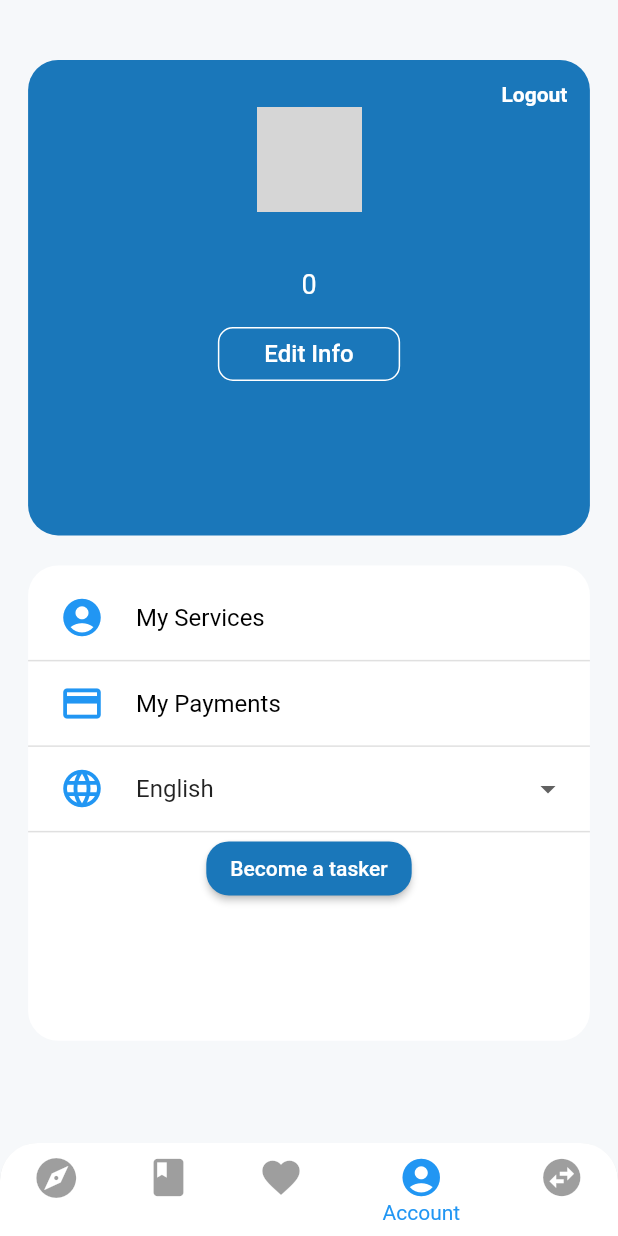
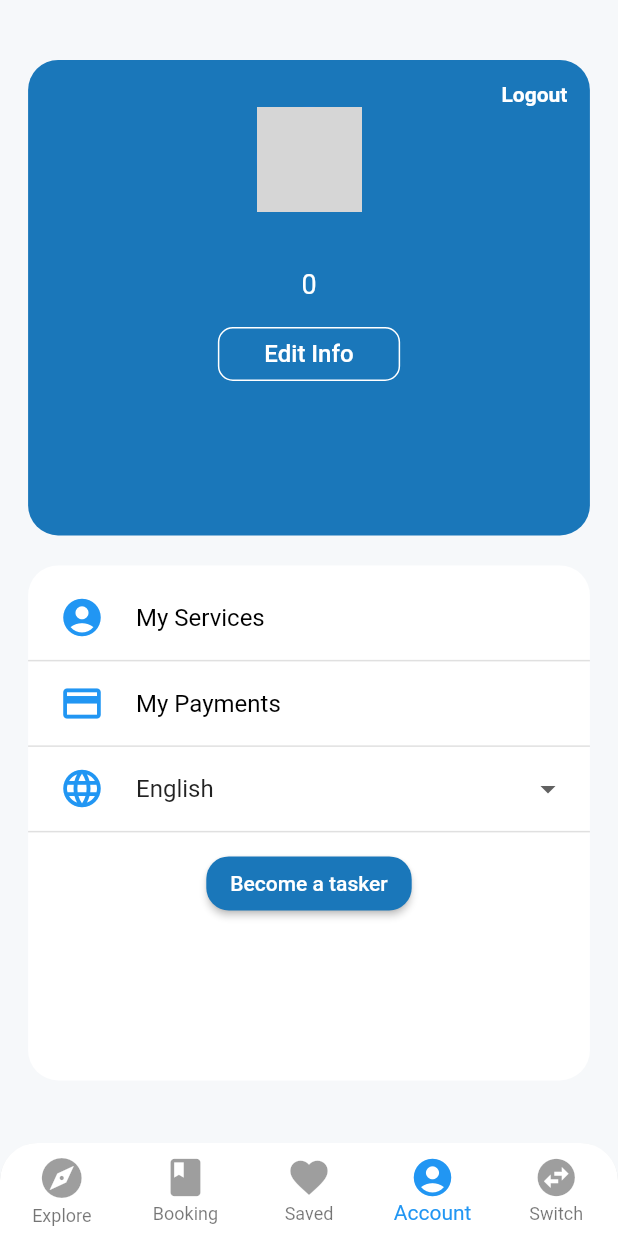
Before and after one commit to abdullah432/liderfacilities, a Flutter app: the screen it shows once a user with an empty profile is signed in, item 4 of the bottom bar chosen, on a phone screen of 412 x 824 dp. Run offline on Flutter 3.47's test engine with Material 2 defaults, Android fonts, the phone set to English and light mode, and no system bars; our stand-ins replace cloud_firestore, firebase_auth, firebase_storage, image_picker, shared_preferences; accounts and stored records are empty; network calls fail; grey boxes are pictures that could not be loaded.

Commit message:
fixing uploading.. issues

```diff
--- a/lib/main.dart
+++ b/lib/main.dart
@@ -3,7 +3,9 @@ import 'package:flutter_localizations/flutter_localizations.dart';
 import 'package:liderfacilites/models/auth_provider.dart';
 import 'package:liderfacilites/models/authentication.dart';
 import 'package:liderfacilites/models/setting.dart';
+import 'package:liderfacilites/screens/editInfo.dart';
 import 'package:liderfacilites/screens/rootpage.dart';
+import 'package:liderfacilites/screens/userhome/fourth_page.dart';
 
 import 'models/app_localization.dart';
 
@@ -11,23 +13,24 @@ void main() => runApp(MyApp());
 
 class MyApp extends StatefulWidget {
   static void setLocale(BuildContext context, Locale newLocale) async {
-      MyAppState state =
-           context.findAncestorStateOfType<MyAppState>();
+    MyAppState state = context.findAncestorStateOfType<MyAppState>();
     state.changeLanguage(newLocale);
   }
+
   @override
   State<StatefulWidget> createState() {
     return MyAppState();
   }
-
 }
 
 class MyAppState extends State<MyApp> {
   Setting setting = new Setting();
   Locale _locale;
+  bool callFromEditPage = false;
 
   changeLanguage(Locale locale) {
     setState(() {
+      callFromEditPage = true;
       _locale = locale;
     });
   }
@@ -38,24 +41,26 @@ class MyAppState extends State<MyApp> {
     super.initState();
   }
 
-  setLanguage() async{
+  setLanguage() async {
     String selectedLanguage = await setting.getLanguageFromSP();
-    if (selectedLanguage == 'English'){
+    if (selectedLanguage == 'English') {
       setState(() {
         _locale = Locale('en', 'EN');
       });
-      debugPrint('local: '+_locale.toString());
-    }else {
+      debugPrint('local: ' + _locale.toString());
+    } else {
       setState(() {
         _locale = Locale('pt', 'BR');
       });
-       debugPrint('local: '+_locale.toString());
+      debugPrint('local: ' + _locale.toString());
     }
   }
 
   @override
   Widget build(BuildContext context) {
-    return AuthProvider(auth: Auth(), child: MaterialApp(
+    return AuthProvider(
+        auth: Auth(),
+        child: MaterialApp(
           debugShowCheckedModeBanner: false,
           title: 'Lider Facilities',
           // List all of the app's supported locales here
@@ -94,7 +99,18 @@ class MyAppState extends State<MyApp> {
           },
           // locale: Locale('pt', 'BR'),
           locale: _locale,
-      home: RootPage(),
+          home: getPage(),
         ));
   }
+
+  getPage() {
+    if (callFromEditPage){
+      callFromEditPage = false;
+      return FourthPage();
     }
+    else {
+      return RootPage();
+    }
+  }
+
+}
--- a/lib/models/User.dart
+++ b/lib/models/User.dart
@@ -21,7 +21,7 @@ class User {
       : assert(map['name'] != null),
         assert(map['email'] != null),
         assert(map['phonenumber'] != null),
-        // assert(map['imageurl'] != null),
+        assert(map['istasker'] != null),
         _name = map['name'],
         _email = map['email'],
         _phonenumber = map['phonenumber'],
--- a/lib/models/setting.dart
+++ b/lib/models/setting.dart
@@ -14,6 +14,7 @@ class Setting {
     final pref = await SharedPreferences.getInstance();
     pref.setString('language', value);
     this.language = value;
+    debugPrint('after setting to SP');
   }
 
   Future<String> getLanguageFromSP() async{
--- a/lib/screens/editInfo.dart
+++ b/lib/screens/editInfo.dart
@@ -239,8 +239,9 @@ class EditInfoState extends State<EditInfo> {
       setState(() {
         progress = true;
       });
+      debugPrint('imageurl: '+_image.toString());
       //if image is null then we does not need below code
-      if (_image == null) {
+      if (_image != null) {
         //first uploadImageToStorage
         String filename = p.basename(_image.path);
         StorageReference fstorageRef =
@@ -248,12 +249,12 @@ class EditInfoState extends State<EditInfo> {
         StorageUploadTask uploadTask = fstorageRef.putFile(_image);
         StorageTaskSnapshot storageTaskSnapshot = await uploadTask.onComplete;
         String downloadUrl = await storageTaskSnapshot.ref.getDownloadURL();
-
+        debugPrint('downloadUrl: '+downloadUrl);
         try {
           db
-              .collection('users')
-              .document(user.uid)
-              .updateData({'imageurl': downloadUrl});
+            .collection('users')
+            .document(user.uid)
+            .updateData({'imageurl': downloadUrl});
         } catch (e) {
           print(e.toString());
         }
@@ -282,7 +283,7 @@ class EditInfoState extends State<EditInfo> {
 
   Future getImage() async {
     var image = await ImagePicker.pickImage(
-        source: ImageSource.gallery, imageQuality: 10);
+        source: ImageSource.gallery, imageQuality: 5);
     if (this.mounted) {
       setState(() {
         _image = image;
--- a/lib/screens/home.dart
+++ b/lib/screens/home.dart
@@ -2,7 +2,6 @@ import 'package:cloud_firestore/cloud_firestore.dart';
 import 'package:flutter/material.dart';
 import 'package:liderfacilites/models/User.dart';
 import 'package:liderfacilites/models/app_localization.dart';
-import 'package:liderfacilites/screens/splashscreen.dart';
 import 'package:liderfacilites/screens/userhome/first_page.dart';
 import 'package:liderfacilites/screens/userhome/second_page.dart';
 import 'package:liderfacilites/screens/userhome/third_page.dart';
@@ -47,7 +46,7 @@ class _HomePageState extends State<HomePage> {
 
   @override
   void initState() {
-    // loadCurrentUserData();
+    loadCurrentUserData();
     super.initState();
   }
 
@@ -55,16 +54,8 @@ class _HomePageState extends State<HomePage> {
   Widget build(BuildContext context) {
     debugPrint('homepage');
     debugPrint('uid' + useruid);
-    return Scaffold(
-        body: StreamBuilder(
-      stream:
-          Firestore.instance.collection('users').document(useruid).snapshots(),
-      builder: (context, snapshot) {
-        if (!snapshot.hasData){
-          return SplashScreen();
-        }
-        updateUserData(snapshot.data);
-        return Stack(children: <Widget>[
+        // updateUserData(snapshot.data);
+        return Scaffold(body: Stack(children: <Widget>[
           bodycontent(),
           Positioned(
             left: 0,
@@ -72,9 +63,8 @@ class _HomePageState extends State<HomePage> {
             bottom: 0,
             child: bottomNaviationBar,
           )
-        ]);
-      },
-    ));
+        ]));
+
   }
 
   bodycontent() {
@@ -98,6 +88,7 @@ class _HomePageState extends State<HomePage> {
                       color: Colors
                           .white))), // sets the inactive color of the `BottomNavigationBar`
           child: BottomNavigationBar(
+            type: BottomNavigationBarType.fixed,
             showUnselectedLabels: true,
             items: <BottomNavigationBarItem>[
               BottomNavigationBarItem(
@@ -174,7 +165,25 @@ class _HomePageState extends State<HomePage> {
     }
   }
 
-  updateUserData(DocumentSnapshot snapshot) async {
+  // updateUserData(DocumentSnapshot snapshot) async {
+  //     debugPrint('before');
+  //     userRecord = User.fromSnapshot(snapshot);
+  //     User user = new User();
+  //     user.setUID(useruid);
+  //     user.setname(userRecord.name);
+  //     user.setEmail(userRecord.email);
+  //     user.setPhoneNum(userRecord.phoneNumber);
+  //     user.setUserState(userRecord.isTasker);
+  //     if (userRecord.imageUrl != null)
+  //       user.setImageUrl(userRecord.imageUrl);
+  // }
+
+  loadCurrentUserData() async {
+    await db
+        .collection('users')
+        .document(useruid)
+        .get()
+        .then((DocumentSnapshot snapshot) {
       debugPrint('before');
       userRecord = User.fromSnapshot(snapshot);
       User user = new User();
@@ -183,24 +192,9 @@ class _HomePageState extends State<HomePage> {
       user.setEmail(userRecord.email);
       user.setPhoneNum(userRecord.phoneNumber);
       user.setUserState(userRecord.isTasker);
+      debugPrint('us: '+userRecord.isTasker.toString());
       if (userRecord.imageUrl != null)
         user.setImageUrl(userRecord.imageUrl);
+    });
   }
-
-  // loadCurrentUserData() async {
-  //   await db
-  //       .collection('users')
-  //       .document(useruid)
-  //       .get()
-  //       .then((DocumentSnapshot snapshot) {
-  //     debugPrint('before');
-  //     userRecord = User.fromSnapshot(snapshot);
-  //     User user = new User();
-  //     user.setUID(useruid);
-  //     user.setname(userRecord.name);
-  //     user.setEmail(userRecord.email);
-  //     user.setPhoneNum(userRecord.phoneNumber);
-  //     user.setImageUrl(userRecord.imageUrl);
-  //   });
-  // }
 }
--- a/lib/screens/userhome/fourth_page.dart
+++ b/lib/screens/userhome/fourth_page.dart
@@ -39,7 +39,7 @@ class FourthPageState extends State<FourthPage> {
 
   @override
   Widget build(BuildContext context) {
-
+    debugPrint('userdata'+_userData.isTasker.toString());
     if (_userData.isTasker) {
       taskerBtnTxt = AppLocalizations.of(context).translate('Edit My Services');
     } else {
@@ -168,7 +168,7 @@ class FourthPageState extends State<FourthPage> {
         child: Center(
           child: Container(
             width: MediaQuery.of(context).size.width / 1.1,
-            height: MediaQuery.of(context).size.height / 2.6,
+            height: MediaQuery.of(context).size.height / 2.4,
             decoration: BoxDecoration(
                 color: Colors.white,
                 borderRadius: BorderRadius.only(
@@ -243,7 +243,9 @@ class FourthPageState extends State<FourthPage> {
                   height: 1,
                   thickness: 1,
                 ),
-                RaisedButton(
+                Padding(
+                  padding: const EdgeInsets.only(top: 10),
+                  child: RaisedButton(
                     onPressed: () {
                       debugPrint('become tasker');
                     },
@@ -253,6 +255,7 @@ class FourthPageState extends State<FourthPage> {
                     child: Text(
                       taskerBtnTxt,
                       style: TextStyle(color: Colors.white),
+                    ),
                   ),
                 ),
               ],
@@ -280,7 +283,7 @@ class FourthPageState extends State<FourthPage> {
             newLocale = Locale('pt', 'BR');
           }
           MyApp.setLocale(context, newLocale);
-          debugPrint('before setting');
+          debugPrint('after setting');
           setting.setLanguageToSP(value);
         });
       },
```
Lines whose indentation alone changed are shown as unchanged.
